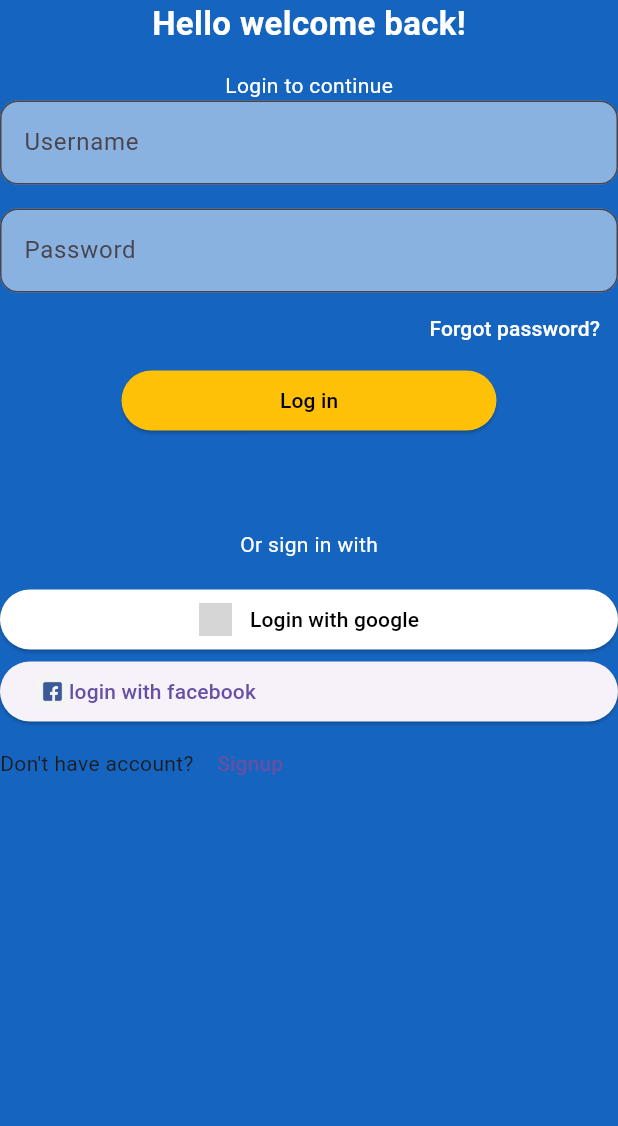
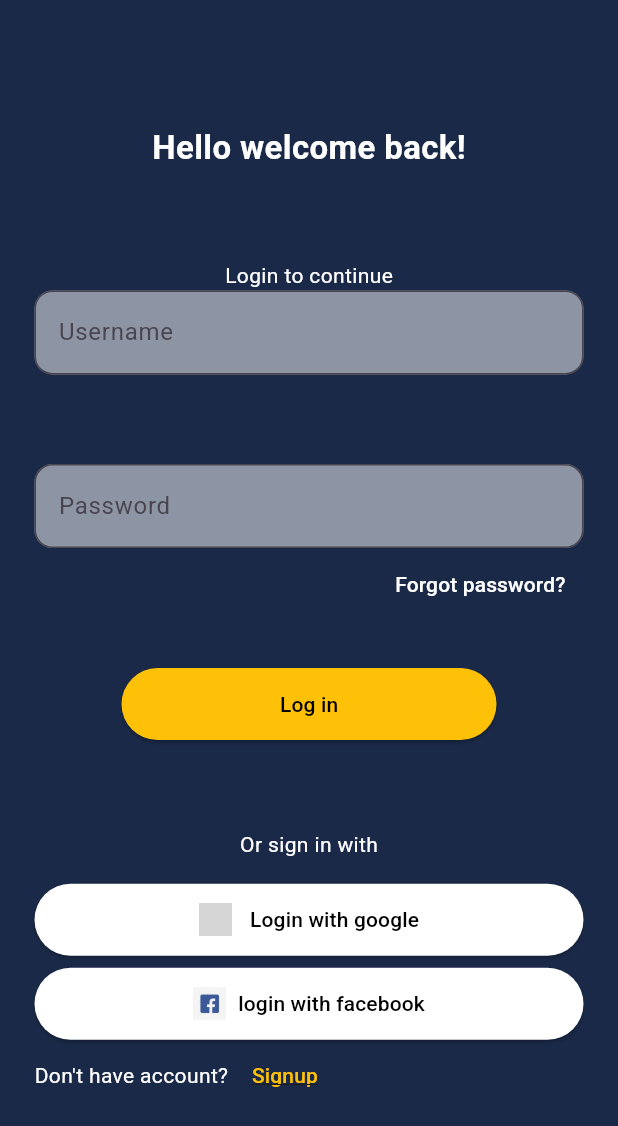
Before and after one commit to zeeelord/DATEY, a Flutter app: the screen it shows after launch, on a phone screen of 412 x 824 dp. Shown: the top 1126 px of the screen. Run offline on Flutter 3.47's test engine with Material 3 defaults, Android fonts, the phone set to English and light mode, and no system bars; grey boxes are pictures that could not be loaded.

Commit message:
Add AppColors class for centralized color management in the application

```diff
--- a/flutter_test_application/lib/login_page.dart
+++ b/flutter_test_application/lib/login_page.dart
@@ -8,19 +8,23 @@
     return Scaffold(
       // appBar: AppBar(),
       // floatingActionButton: FloatingActionButton(onPressed: null),
-      backgroundColor: Colors.blue.shade800,
+
       // drawer: Container(height: 500, width: 400, color: Colors.white),
-      body: Column(
+      body: Padding(
+        padding: const EdgeInsets.all(23),
+        child: Column(
           children: [
+            Spacer(),
             Text(
               "Hello welcome back!",
               style: TextStyle(
                 color: Colors.white,
                 fontSize: 22,
                 fontWeight: FontWeight.bold,
+                fontFamily: 'Roboto',
               ),
             ),
-          SizedBox(height: 16),
+            Spacer(),
             Text('Login to continue', style: TextStyle(color: Colors.white)),
             TextField(
               decoration: InputDecoration(
@@ -33,7 +37,7 @@
                 fillColor: Colors.white.withOpacity(0.5),
               ),
             ),
-          SizedBox(height: 16),
+            Spacer(),
             TextField(
               decoration: InputDecoration(
                 hintText: 'Password',
@@ -54,8 +58,10 @@
                 child: Text('Forgot password?'),
               ),
             ),
+            SizedBox(height: 32),
             SizedBox(
               width: 250,
+              height: 48,
               child: ElevatedButton(
                 onPressed: () {
                   print("login is clicked");
@@ -67,11 +73,13 @@
                 ),
               ),
             ),
-          SizedBox(height: 62),
+            Spacer(),
             Text('Or sign in with', style: TextStyle(color: Colors.white)),
             SizedBox(height: 16),
-
-          ElevatedButton(
+            // google button
+            SizedBox(
+              height: 48,
+              child: ElevatedButton(
                 onPressed: () {
                   print(" google  is clicked");
                 },
@@ -95,26 +103,53 @@
                   ],
                 ),
               ),
-          ElevatedButton(
+            ),
+            SizedBox(height: 8),
+            // facebook button
+            SizedBox(
+              height: 48,
+              child: ElevatedButton(
                 onPressed: () {},
+                style: ElevatedButton.styleFrom(
+                  backgroundColor: Colors.white,
+                  foregroundColor: Colors.black,
+                  shape: RoundedRectangleBorder(
+                    borderRadius: BorderRadius.all(Radius.circular(50)),
+                  ),
+                ),
                 child: Row(
+                  mainAxisAlignment: MainAxisAlignment.center,
                   children: [
                     Image.asset(
                       "assets/images/facebook_icon.jpg",
                       width: 22,
                       height: 22,
                     ),
+                    SizedBox(width: 8),
                     Text('login with facebook'),
                   ],
                 ),
               ),
+            ),
             Row(
               children: [
-              Text("Don't have account? "),
-              TextButton(onPressed: () {}, child: Text('Signup')),
+                Text(
+                  "Don't have account? ",
+                  style: TextStyle(color: Colors.white),
+                ),
+                TextButton(
+                  onPressed: () {},
+                  style: TextButton.styleFrom(foregroundColor: Colors.amber),
+                  child: Text(
+                    'Signup',
+                    style: TextStyle(decoration: TextDecoration.underline),
+                  ),
+                ),
               ],
             ),
+            Spacer(),
           ],
+        ),
       ),
     );
   }
--- a/flutter_test_application/lib/main.dart
+++ b/flutter_test_application/lib/main.dart
@@ -1,5 +1,6 @@
 import 'package:flutter/material.dart';
 import 'package:flutter_test_application/login_page.dart';
+import 'package:flutter_test_application/styles/app_colors.dart';
 // import 'package:flutter_test_application/login_page.dart';
 
 void main() {
@@ -10,6 +11,13 @@
   const MyApp({super.key});
   @override
   Widget build(BuildContext context) {
-    return MaterialApp(debugShowCheckedModeBanner: false, home: loginPage());
+    return MaterialApp(
+      theme: ThemeData(
+        fontFamily: 'Roboto',
+        scaffoldBackgroundColor: AppColors.background,
+      ),
+      debugShowCheckedModeBanner: false,
+      home: loginPage(),
+    );
   }
 }
--- /dev/null
+++ b/flutter_test_application/lib/styles/app_colors.dart
@@ -0,0 +1,12 @@
+import 'package:flutter/material.dart';
+
+class AppColors {
+  static const primary = Color(0xffFBD512);
+  static const font = Color(0xffd8d8d8);
+  static const font2 = Color(0xff373737);
+  static const disableFont = Color(0xffa7a7a7);
+  static const disableButton = Color(0xffFBD512);
+  static const background = Color(0xff1A2947);
+  static const black = Color(0xff000000);
+  static const white = Color(0xffffffff);
+}
```
Also changed, not shown: flutter_test_application/pubspec.yaml (+14 -6 lines), flutter_test_application/assets/fonts/Roboto-Black.ttf (added), flutter_test_application/assets/fonts/Roboto-Bold.ttf (added), flutter_test_application/assets/fonts/Roboto-BoldItalic.ttf (added), flutter_test_application/assets/fonts/Roboto-Light.ttf (added), flutter_test_application/assets/fonts/Roboto-Medium.ttf (added), flutter_test_application/assets/fonts/Roboto-Regular.ttf (added), flutter_test_application/assets/fonts/Roboto-SemiBoldItalic.ttf (added). Lines whose indentation alone changed are shown as unchanged.
